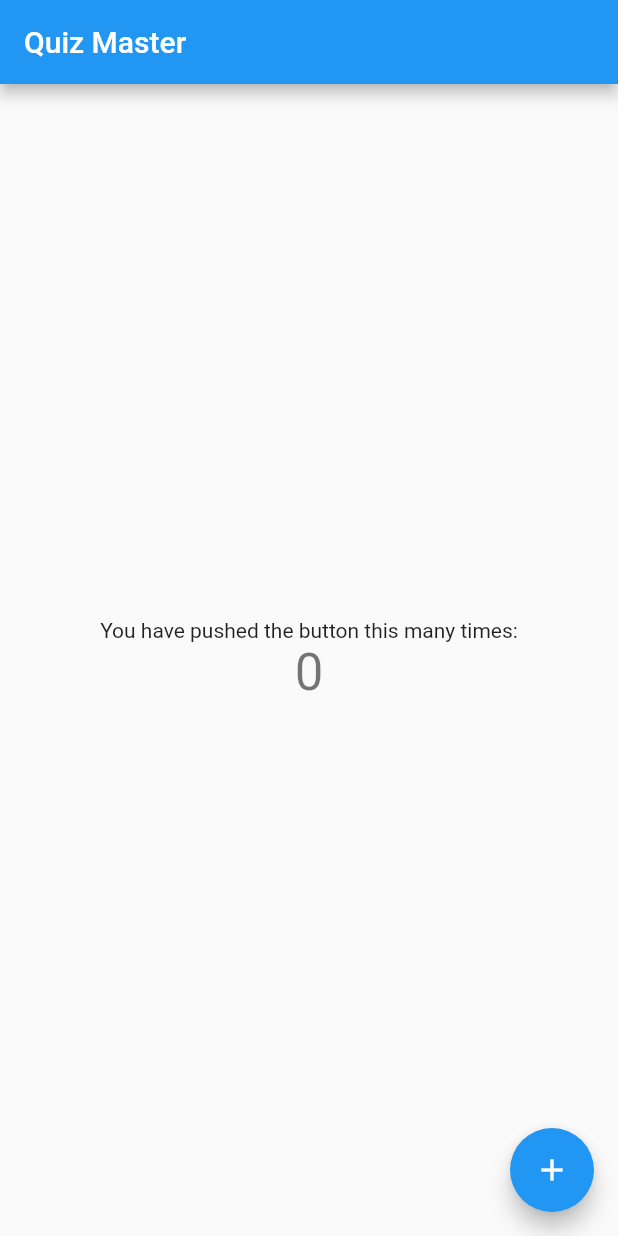
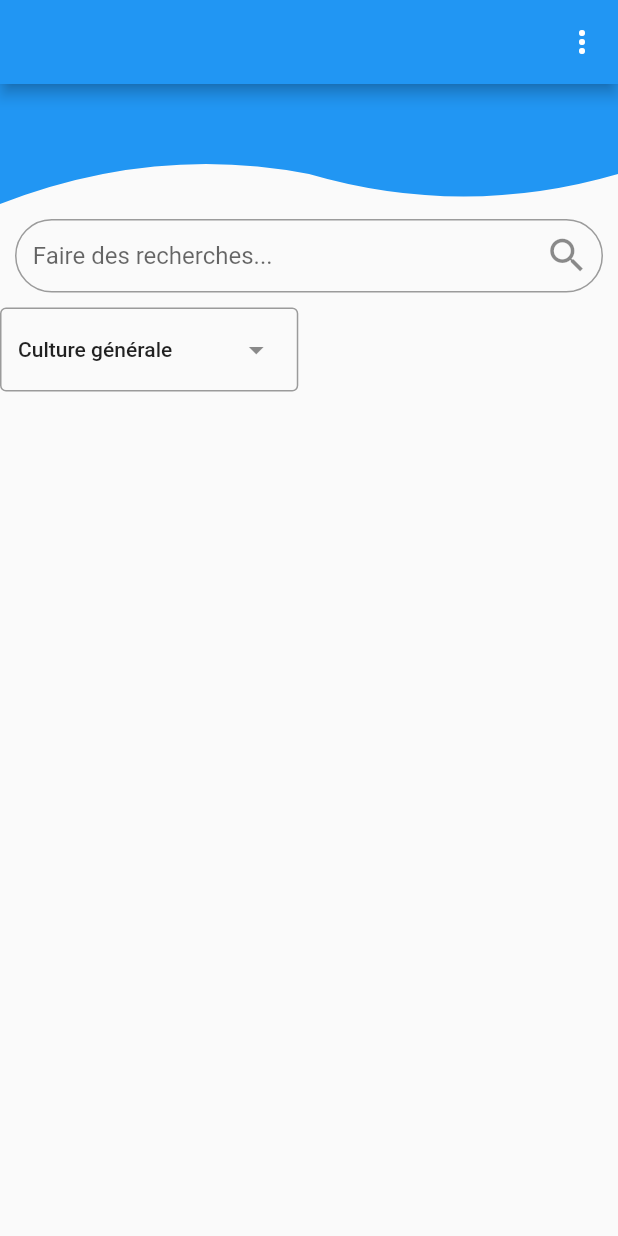
Before and after one commit to madydoucoure13/quiz_master, a Flutter app: the screen it shows after launch, on a phone screen of 412 x 824 dp. Run offline on Flutter 3.47's test engine with Material 2 defaults, Android fonts, the light colour scheme and no system bars.

Commit message:
premier commit

```diff
--- a/lib/main.dart
+++ b/lib/main.dart
@@ -1,92 +1,91 @@
 import 'package:flutter/material.dart';
+import 'package:quiz_master/page_accueil.dart';
 
 void main() {
-  runApp(const MyApp());
+  runApp(const Quiz());
 }
 
-class MyApp extends StatelessWidget {
-  const MyApp({super.key});
+class Quiz extends StatelessWidget {
+  const Quiz({super.key});
 
   // This widget is the root of your application.
   @override
   Widget build(BuildContext context) {
-    return MaterialApp(
+    return  const MaterialApp(
       title: 'Quiz Master',
-      theme: ThemeData(
-        primarySwatch: Colors.blue,
-      ),
-      home: const MyHomePage(title: 'Quiz Master'),
+      debugShowCheckedModeBanner: false,
+      home: PageAccueil(),
     );
   }
 }
 
-class MyHomePage extends StatefulWidget {
-  const MyHomePage({super.key, required this.title});
-  final String title;
+// class MyHomePage extends StatefulWidget {
+//   const MyHomePage({super.key, required this.title});
+//   final String title;
 
-  @override
-  State<MyHomePage> createState() => _MyHomePageState();
-}
+//   @override
+//   State<MyHomePage> createState() => _MyHomePageState();
+// }
 
-class _MyHomePageState extends State<MyHomePage> {
-  int _counter = 0;
+// class _MyHomePageState extends State<MyHomePage> {
+//   int _counter = 0;
 
-  void _incrementCounter() {
-    setState(() {
+//   void _incrementCounter() {
+//     setState(() {
 
-      _counter++;
-    });
-  }
+//       _counter++;
+//     });
+//   }
 
-  @override
-  Widget build(BuildContext context) {
-    // This method is rerun every time setState is called, for instance as done
-    // by the _incrementCounter method above.
-    //
-    // The Flutter framework has been optimized to make rerunning build methods
-    // fast, so that you can just rebuild anything that needs updating rather
-    // than having to individually change instances of widgets.
-    return Scaffold(
-      appBar: AppBar(
-        // Here we take the value from the MyHomePage object that was created by
-        // the App.build method, and use it to set our appbar title.
-        title: Text(widget.title),
-      ),
-      body: Center(
-        // Center is a layout widget. It takes a single child and positions it
-        // in the middle of the parent.
-        child: Column(
-          // Column is also a layout widget. It takes a list of children and
-          // arranges them vertically. By default, it sizes itself to fit its
-          // children horizontally, and tries to be as tall as its parent.
-          //
-          // Invoke "debug painting" (press "p" in the console, choose the
-          // "Toggle Debug Paint" action from the Flutter Inspector in Android
-          // Studio, or the "Toggle Debug Paint" command in Visual Studio Code)
-          // to see the wireframe for each widget.
-          //
-          // Column has various properties to control how it sizes itself and
-          // how it positions its children. Here we use mainAxisAlignment to
-          // center the children vertically; the main axis here is the vertical
-          // axis because Columns are vertical (the cross axis would be
-          // horizontal).
-          mainAxisAlignment: MainAxisAlignment.center,
-          children: <Widget>[
-            const Text(
-              'You have pushed the button this many times:',
-            ),
-            Text(
-              '$_counter',
-              style: Theme.of(context).textTheme.headlineMedium,
-            ),
-          ],
-        ),
-      ),
-      floatingActionButton: FloatingActionButton(
-        onPressed: _incrementCounter,
-        tooltip: 'Increment',
-        child: const Icon(Icons.add),
-      ), // This trailing comma makes auto-formatting nicer for build methods.
-    );
-  }
-}
+//   @override
+//   Widget build(BuildContext context) {
+//     // This method is rerun every time setState is called, for instance as done
+//     // by the _incrementCounter method above.
+//     //
+//     // The Flutter framework has been optimized to make rerunning build methods
+//     // fast, so that you can just rebuild anything that needs updating rather
+//     // than having to individually change instances of widgets.
+//     return Scaffold(
+//       appBar: AppBar(
+//         // Here we take the value from the MyHomePage object that was created by
+//         // the App.build method, and use it to set our appbar title.
+//         title: Text(widget.title),
+//       ),
+//       body: Center(
+//         // Center is a layout widget. It takes a single child and positions it
+//         // in the middle of the parent.
+//         child: Column(
+//           // Column is also a layout widget. It takes a list of children and
+//           // arranges them vertically. By default, it sizes itself to fit its
+//           // children horizontally, and tries to be as tall as its parent.
+//           //
+//           // Invoke "debug painting" (press "p" in the console, choose the
+//           // "Toggle Debug Paint" action from the Flutter Inspector in Android
+//           // Studio, or the "Toggle Debug Paint" command in Visual Studio Code)
+//           // to see the wireframe for each widget.
+//           //
+//           // Column has various properties to control how it sizes itself and
+//           // how it positions its children. Here we use mainAxisAlignment to
+//           // center the children vertically; the main axis here is the vertical
+//           // axis because Columns are vertical (the cross axis would be
+//           // horizontal).
+//           mainAxisAlignment: MainAxisAlignment.center,
+//           children: <Widget>[
+//             const Text(
+//               'You have pushed the button this many times:',
+//             ),
+//             Text(
+//               '$_counter',
+//               style: Theme.of(context).textTheme.headlineMedium,
+//             ),
+//           ],
+//         ),
+//       ),
+//       floatingActionButton: FloatingActionButton(
+//         onPressed: _incrementCounter,
+//         tooltip: 'Increment',
+//         child: const Icon(Icons.add),
+//       ), // This trailing comma makes auto-formatting nicer for build methods.
+//     );
+//   }
+// }
--- /dev/null
+++ b/lib/page_accueil.dart
@@ -0,0 +1,122 @@
+import 'package:flutter/material.dart';
+
+class PageAccueil extends StatelessWidget{
+  const PageAccueil({Key? key}) : super(key:key);
+
+  @override
+  Widget build(BuildContext context) {
+    return Scaffold(
+      appBar: AppBar(
+        title: const Text(''),
+        actions: [
+          PopupMenuButton<String>(
+            onSelected: (value) {
+              // Ajoutez ici la logique en fonction de l'élément sélectionné.
+            },
+            itemBuilder: (BuildContext context) {
+              return <PopupMenuEntry<String>>[
+                const PopupMenuItem<String>(
+                  value: 'Option 1',
+                  child: Text('Voir profil'),
+                ),
+                const PopupMenuItem<String>(
+                  value: 'Option 2',
+                  child: Text('Modifier profil'),
+                ),
+                const PopupMenuItem<String>(
+                  value: 'Option 3',
+                  child: Text('Supprimer profil'),
+                ),
+                 const PopupMenuItem<String>(
+                  value: 'Option 4',
+                  child: Text('A propos de nous'),
+                ),
+                const PopupMenuItem<String>(
+                  value: 'Option 5',
+                  child: Text('Partager l\'appli'),
+                ),
+              ];
+            },
+          ),
+        ],
+      ),
+      body: ListView(
+        children: <Widget>[
+          // barre info user
+          ClipPath(
+            clipper: Courbe(), // Utilisez votre classe CustomClipPath comme clipper
+            child: Container(
+              height: 80.0, // Ajustez la hauteur selon vos besoins
+              color: Colors.blue, // Couleur de la barre info user
+            ),
+          ),
+          //barre de recherche
+          Padding(
+            padding:const EdgeInsets.all(10.0),
+             child: TextFormField(
+            decoration: InputDecoration(
+              contentPadding: const EdgeInsets.symmetric(vertical: 15.0),
+            border: OutlineInputBorder(borderRadius:
+            BorderRadius.circular(30.0),
+            borderSide: const BorderSide(width: 0.8),
+            ),
+            hintText: '   Faire des recherches...',
+            suffixIcon: const Icon(Icons.search, size: 30.0,),
+            )
+            ),
+          ),
+          const Padding(
+            padding: EdgeInsets.only(right: 10),
+            child: DropdownMenuExample(),
+            )
+
+        ],
+      ),
+    );
+  }
+
+
+}
+class Courbe extends CustomClipper<Path> {
+  @override
+  Path getClip(Size size) {
+    Path path = Path();
+    path.lineTo(0, size.height);
+    path.quadraticBezierTo(size.width / 4, size.height - 40, size.width / 2, size.height - 20);
+    path.quadraticBezierTo(3 / 4 * size.width, size.height+10, size.width, size.height - 20);
+    path.lineTo(size.width, 0);
+    return path;
+  }
+    @override
+  bool shouldReclip(CustomClipper<Path> oldClipper) => false;
+}
+
+
+
+
+class DropdownMenuExample extends StatefulWidget {
+  const DropdownMenuExample({super.key});
+  @override
+  State<DropdownMenuExample> createState() => _DropdownMenuExampleState();
+}
+
+class _DropdownMenuExampleState extends State<DropdownMenuExample> {
+  static List<String> list = <String>['Culture générale', 'Informatique', 'Anglais', 'Biologie'];
+  String dropdownValue = list.first;
+
+  @override
+  Widget build(BuildContext context) {
+    return DropdownMenu<String>(
+      initialSelection: list.first,
+      onSelected: (String? value) {
+        // This is called when the user selects an item.
+        setState(() {
+          dropdownValue = value!;
+        });
+      },
+      dropdownMenuEntries: list.map<DropdownMenuEntry<String>>((String value) {
+        return DropdownMenuEntry<String>(value: value, label: value);
+      }).toList(),
+    );
+  }
+}
```
Also changed, not shown: 2 other files.
